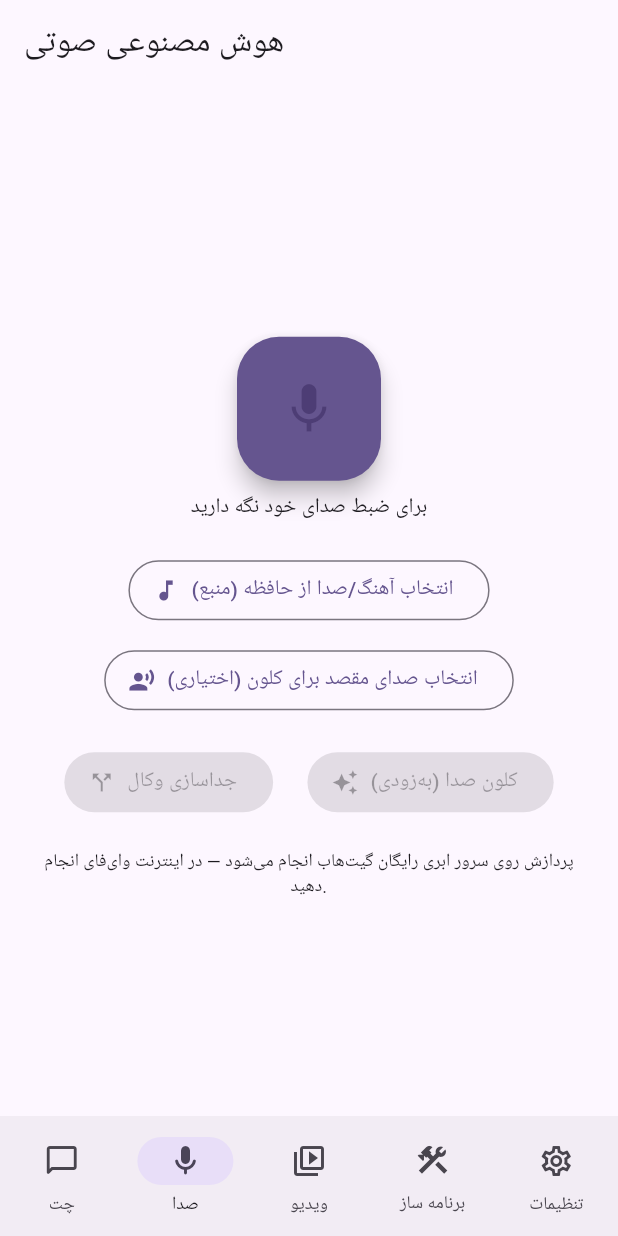
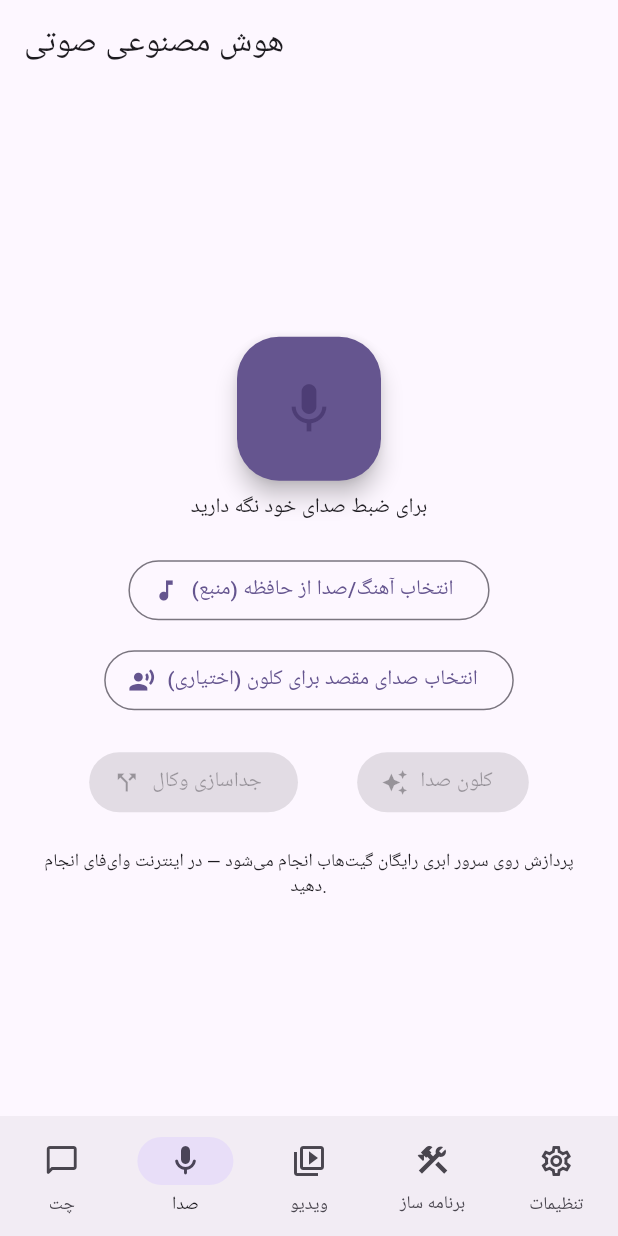
Before and after one commit to kzmehdi202-lab/ai-super-app, a Flutter app: the screen it shows after launch, item 2 of the bottom bar chosen, on a phone screen of 412 x 824 dp. Run offline on Flutter 3.47's test engine with Material 3 defaults, Android fonts, the phone set to English and light mode, and no system bars; our stand-ins replace file_picker, image_picker, just_audio, share_plus, video_player; key blocks and very long unbroken strings in the code were emptied for the run.

Commit message:
feat: enable voice clone (OpenVoice v2 pipeline proofed locally on same code path)

```diff
--- a/lib/screens/voice_screen.dart
+++ b/lib/screens/voice_screen.dart
@@ -298,9 +298,9 @@ class _VoiceScreenState extends State<VoiceScreen> {
                       label: const Text('جداسازی وکال'),
                     ),
                     FilledButton.icon(
-                      onPressed: null,
+                      onPressed: (_sourcePath == null || _refPath == null) ? null : _clone,
                       icon: const Icon(Icons.auto_awesome),
-                      label: const Text('کلون صدا (به‌زودی)'),
+                      label: const Text('کلون صدا'),
                     ),
                   ],
                 ),
```
